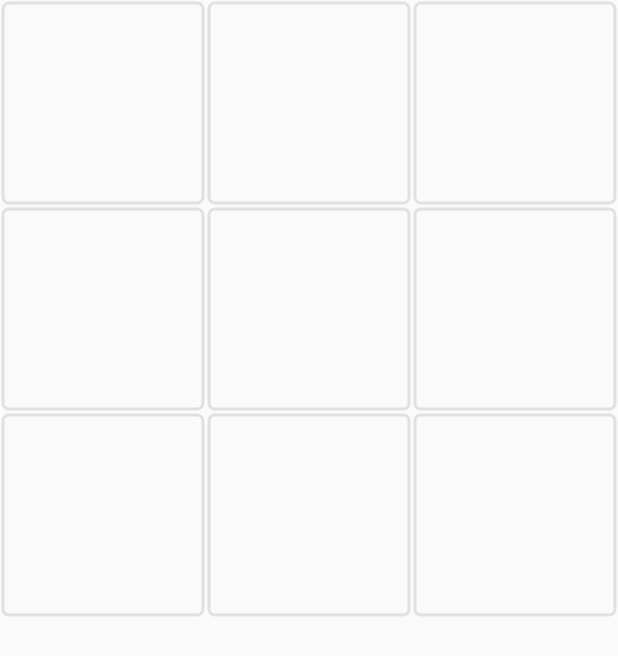
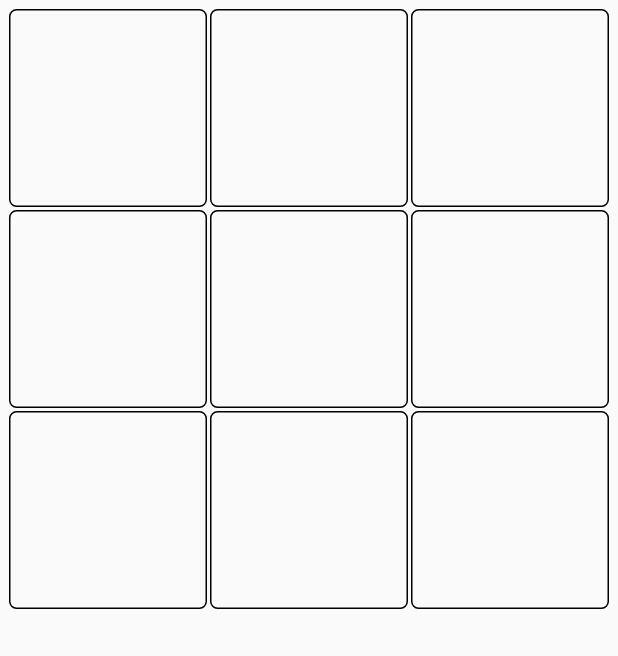
Before and after one commit to imujtaba8488/tic_tac_toe, a Flutter app: the screen it shows after launch, on a phone screen of 412 x 824 dp. Shown: the top 656 px of the screen. Run offline on Flutter 3.47's test engine with Material 2 defaults, Android fonts, the phone set to English and light mode, and no system bars; our stand-ins replace assets_audio_player, google_fonts.

Commit message:
Reorganized the files into separate folders and completed the game logic. Game as a basic works fine

```diff
--- a/lib/main.dart
+++ b/lib/main.dart
@@ -2,84 +2,28 @@ import 'package:flutter/material.dart';
 import 'package:scoped_model/scoped_model.dart';
 
 import './src/scoped_models/game_model.dart';
-import './src/player.dart';
-import './src/game_over.dart';
-import './src/boards/super_white_board.dart';
+import './src/models/player.dart';
+import './src/pages/home_page.dart';
+import './src/models/theme.dart';
 
-void main() => runApp(HomePage());
+void main() => runApp(TicTacToe());
 
-class HomePage extends StatefulWidget {
-  HomePage({Key key}) : super(key: key);
-
-  @override
-  _HomePageState createState() => _HomePageState();
-}
-
-class _HomePageState extends State<HomePage> {
-  GameModel gameModel;
-
-  @override
-  void initState() {
-    super.initState();
-  }
-
+class TicTacToe extends StatelessWidget {
   @override
   Widget build(BuildContext context) {
-    return MaterialApp(
-      home: ScopedModel(
-        model: gameModel = GameModel(
-          Player(name: 'user', mark: 'X'),
-          Player(name: 'ai', mark: '0'),
-          Turn.player1,
-          disableSoundEffects: true,
-        ),
-        child: Scaffold(
-          body: SuperWhiteBoard(),
+    return ScopedModel(
+      model: GameModel(
+        Player(name: 'user', mark: 'X'),
+        Player(name: 'ai', mark: '0'),
+        Turn.player1,
+        disableSoundEffects: true,
+      ),
+      child: MaterialApp(
+        theme: MyTheme().theme,
+        home: Scaffold(
+          body: HomePage(),
         ),
       ),
     );
   }
-
-  void _onGameStatusChange(StatusChange statusChange, Function reset) {
-    print('calling onGameStatusChange....');
-
-    switch (statusChange) {
-      case StatusChange.draw:
-        _showGameOverDialog('Draw', reset);
-        break;
-
-      case StatusChange.player1_won:
-        _showGameOverDialog('${gameModel.player1.name} has won', reset);
-        break;
-
-      case StatusChange.player1_won:
-        _showGameOverDialog('${gameModel.player2.name} has won', reset);
-        break;
-
-      case StatusChange.error_next_move_unavailable:
-        _showGameOverDialog(
-          'error: move not valid.',
-          () {
-            Navigator.pop(context);
-          },
-          buttonText: 'OK',
-        );
-        break;
-
-      default:
-        break;
-    }
-  }
-
-  void _showGameOverDialog(String message, Function reset,
-      {String buttonText}) {
-    print('show dialog');
-    showDialog(
-      context: context,
-      child: GameOver(
-        message,
-        onPressed: reset,
-      ),
-    );
-  }
 }
--- a/lib/src/boards/super_white_board.dart
+++ b/lib/src/boards/super_white_board.dart
@@ -1,9 +1,13 @@
 import 'package:flutter/material.dart';
 import 'package:scoped_model/scoped_model.dart';
-import 'package:tic_tac_toe/src/scoped_models/game_model.dart';
+
+import '../scoped_models/game_model.dart';
 
 class SuperWhiteBoard extends StatefulWidget {
-  SuperWhiteBoard();
+  // What to do when the game status changes.
+  final Function onGameStatusChange;
+
+  SuperWhiteBoard(this.onGameStatusChange);
 
   @override
   _SuperWhiteBoardState createState() => _SuperWhiteBoardState();
@@ -12,11 +16,17 @@ class SuperWhiteBoard extends StatefulWidget {
 class _SuperWhiteBoardState extends State<SuperWhiteBoard> {
   double borderWidth = 2.0;
   BoxDecoration decoration;
+  GameModel gameModel;
 
   @override
   Widget build(BuildContext context) {
     return ScopedModelDescendant<GameModel>(
-      builder: (context, child, gameModel) {
+      builder: (context, child, model) {
+        gameModel = model;
+
+        // Do layout everything first, then display an alert, if required.
+        WidgetsBinding.instance.addPostFrameCallback(widget.onGameStatusChange);
+
         return GridView.builder(
           itemCount: 9,
           gridDelegate: SliverGridDelegateWithFixedCrossAxisCount(
@@ -25,32 +35,16 @@ class _SuperWhiteBoardState extends State<SuperWhiteBoard> {
           itemBuilder: (BuildContext context, int index) {
             return GestureDetector(
               onTap: () => gameModel.playMove(index),
-              onTapDown: onTapDown,
-              onTapUp: onTapUp,
+              // onTapDown: onTapDown,
+              // onTapUp: onTapUp,
               child: Container(
-                height: MediaQuery.of(context).size.height / 1.5,
-                child: Container(
-                  margin: EdgeInsets.all(1.0),
-                  decoration: BoxDecoration(
-                    border: Border.all(
-                      width: borderWidth,
-                      color: Colors.grey[300],
-                    ),
-                    borderRadius: BorderRadius.circular(5),
-                  ),
-                  child: Container(
-                    decoration: gameModel.winKey.contains(index)
-                        ? BoxDecoration(color: Colors.blue)
-                        : decoration,
-                    child: Center(
-                      child: Text(
-                        gameModel.moves[index],
-                        style: TextStyle(
-                          color: Colors.black,
-                        ),
-                      ),
-                    ),
-                  ),
+                margin: EdgeInsets.all(1.0),
+                decoration: BoxDecoration(
+                  border: Border.all(),
+                  borderRadius: BorderRadius.circular(5.0),
+                ),
+                child: Center(
+                  child: Text(gameModel.moves[index]),
                 ),
               ),
             );
--- a/lib/src/player.dart
+++ b/lib/src/models/player.dart
@@ -1,6 +1,5 @@
-import 'package:tic_tac_toe/src/sound_effect.dart';
-
 import 'score.dart';
+import 'sound_effect.dart';
 
 class Player {
   String name;
--- /dev/null
+++ b/lib/src/pages/home_page.dart
@@ -0,0 +1,55 @@
+import 'package:flutter/material.dart';
+import 'package:scoped_model/scoped_model.dart';
+
+import '../boards/super_white_board.dart';
+import '../scoped_models/game_model.dart';
+import '../components/game_over.dart';
+
+class HomePage extends StatefulWidget {
+  @override
+  _HomePageState createState() => _HomePageState();
+}
+
+class _HomePageState extends State<HomePage> {
+  GameModel gameModel;
+  @override
+  Widget build(BuildContext context) {
+    return ScopedModelDescendant<GameModel>(
+      builder: (context, child, model) {
+        gameModel = model;
+        return Column(
+          children: <Widget>[
+            Container(
+              padding: EdgeInsets.all(5.0),
+              height: MediaQuery.of(context).size.height / 1.5,
+              child: SuperWhiteBoard(_onGameStatusChange),
+            ),
+          ],
+        );
+      },
+    );
+  }
+
+  void _onGameStatusChange(_) {
+    switch (gameModel.statusChange) {
+      case StatusChange.draw:
+        showGameOverDialog(context, gameModel.statusChange);
+        break;
+
+      case StatusChange.player1_won:
+        showGameOverDialog(context, gameModel.statusChange);
+        break;
+
+      case StatusChange.player2_won:
+        showGameOverDialog(context, gameModel.statusChange);
+        break;
+
+      case StatusChange.error_next_move_unavailable:
+        showGameOverDialog(context, gameModel.statusChange);
+        break;
+
+      default:
+        break;
+    }
+  }
+}
```
Also changed, not shown: lib/src/color_picker.dart (deleted, +0 -54 lines), lib/src/components/game_over.dart (added, +60 -0 lines), lib/src/game_over.dart (deleted, +0 -34 lines), lib/src/scoped_models/game_model.dart (+6 -5 lines), lib/src/components/score_board.dart (renamed from lib/src/score_board.dart), lib/src/models/score.dart (renamed from lib/src/score.dart), lib/src/models/sound_effect.dart (renamed from lib/src/sound_effect.dart), lib/src/models/theme.dart (renamed from lib/src/theme.dart), lib/src/widgets/single_touch_detector.dart (renamed from lib/src/single_touch_detector.dart).
